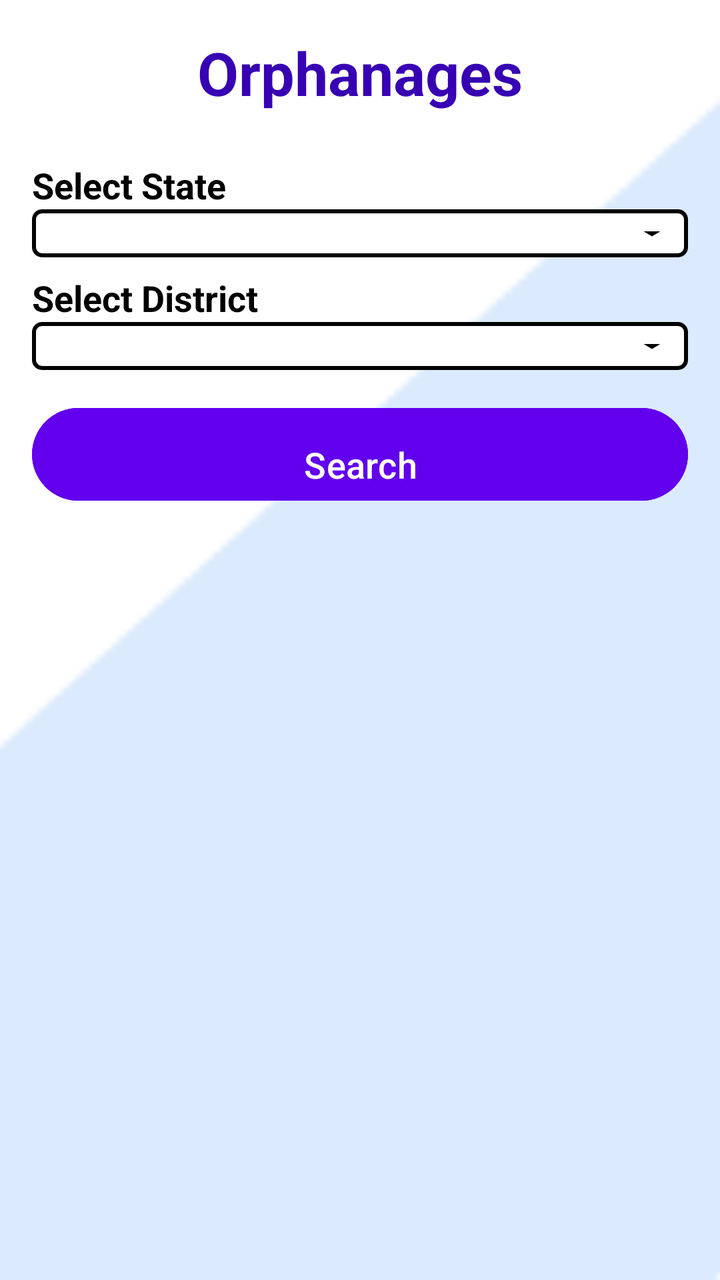
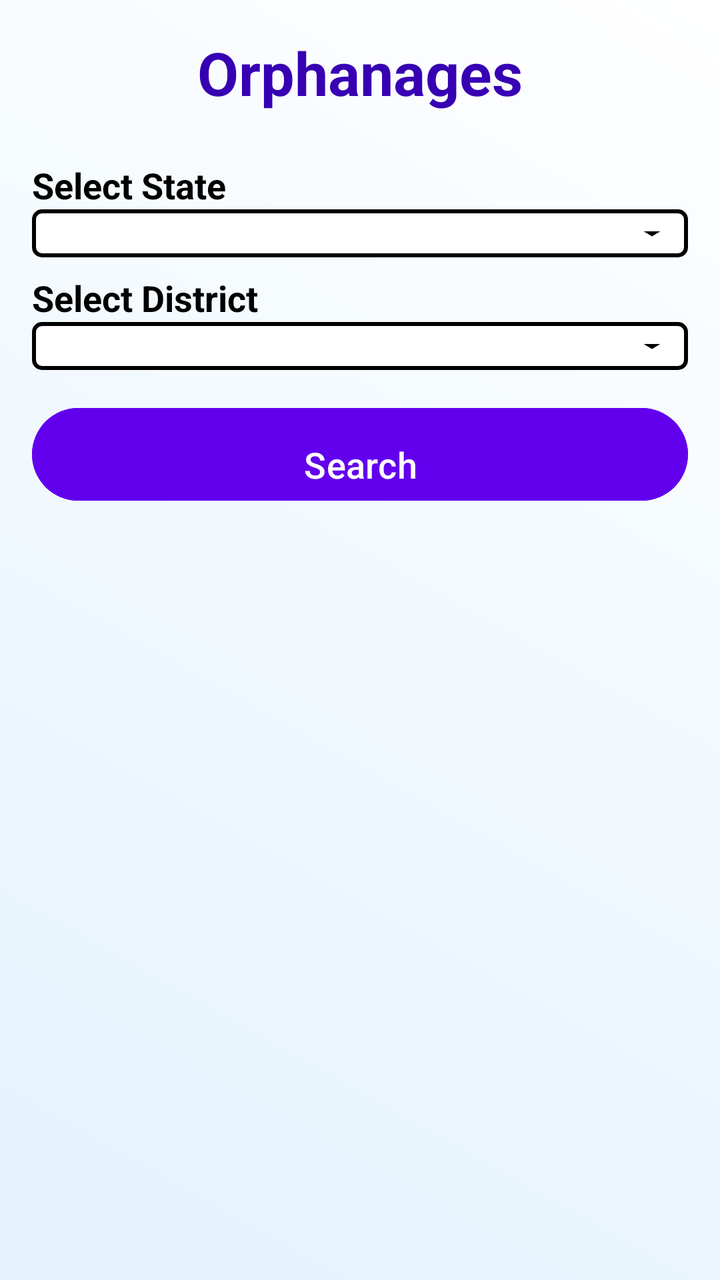

Screens rendered from an Android XML layout before and after an edit, with the pre-edit source and the edit as a unified diff.
<!-- AndroidManifest.xml: application theme Theme.Orphans -->
<!-- res/layout/fragment_orphanages.xml -->
<?xml version="1.0" encoding="utf-8"?>
<LinearLayout xmlns:android="http://schemas.android.com/apk/res/android"
    android:layout_width="match_parent"
    android:layout_height="match_parent"
    android:orientation="vertical"
    android:padding="16dp"
    android:background="@drawable/donor">

    <TextView
        android:id="@+id/textViewOrphanages"
        android:layout_width="wrap_content"
        android:layout_height="wrap_content"
        android:text="Orphanages"
        android:textSize="30sp"
        android:textStyle="bold"
        android:textColor="@color/colorPrimaryDark"
        android:layout_gravity="center"
        android:paddingBottom="16dp" />

    <TextView
        android:id="@+id/textViewState"
        android:layout_width="wrap_content"
        android:layout_height="wrap_content"
        android:text="Select State"
        android:textColor="@color/black"
        android:textStyle="bold"
        android:textSize="18sp"
        android:paddingTop="8dp" />

    <Spinner
        android:id="@+id/spinnerState"
        android:layout_width="match_parent"
        android:layout_height="wrap_content"
        android:paddingTop="8dp"
        android:background="@drawable/spinner_background"
        android:paddingBottom="16dp" />

    <TextView
        android:id="@+id/textViewDistrict"
        android:layout_width="wrap_content"
        android:layout_height="wrap_content"
        android:text="Select District"
        android:textColor="@color/black"
        android:textStyle="bold"
        android:textSize="18sp"
        android:paddingTop="8dp" />

    <Spinner
        android:id="@+id/spinnerDistrict"
        android:layout_width="match_parent"
        android:layout_height="wrap_content"
        android:background="@drawable/spinner_background"
        android:paddingTop="8dp"
        android:paddingBottom="16dp" />

    <Button
        android:id="@+id/buttonSearch"
        android:layout_width="match_parent"
        android:layout_height="wrap_content"
        android:text="Search"
        android:layout_marginTop="15dp"
        android:textAlignment="center"
        android:layout_gravity="center"
        android:backgroundTint="@color/colorPrimary"
        android:textSize="18sp"
        android:paddingTop="16dp" />

    <TextView
        android:id="@+id/textViewNoOrphanages"
        android:layout_width="wrap_content"
        android:layout_height="wrap_content"
        android:text="No orphanages found."
        android:visibility="gone"
        android:layout_gravity="center"
        android:textSize="18sp"
        android:paddingTop="16dp" />

    <androidx.recyclerview.widget.RecyclerView
        android:id="@+id/orphanageRecyclerView"
        android:layout_width="match_parent"
        android:layout_height="match_parent"
        android:layout_marginTop="16dp"
        android:visibility="gone" />

</LinearLayout>
<!-- resources referenced by this layout -->
<resources>
  <color name="black">#FF000000</color>
  <color name="colorPrimary">#6200EE</color>
  <color name="colorPrimaryDark">#3700B3</color>
  <!-- drawable donor: png bitmap (drawable, 863 bytes) -->
  <!-- drawable spinner_background (drawable) -->
  <?xml version="1.0" encoding="utf-8"?>
  <layer-list xmlns:android="http://schemas.android.com/apk/res/android">
  
      
      <item>
          <shape
              android:shape="rectangle">
              <solid android:color="@android:color/white"/>
              <stroke
                  android:width="2dp"
                  android:color="@color/black"/>
              <corners android:radius="4dp"/>
          </shape>
      </item>
  
      
      <item
          android:width="20dp"
          android:drawable="@drawable/spinner_arrow"
          android:gravity="end|center_vertical"
          android:right="8dp"/>
  
  </layer-list>
  <style name="Theme.Orphans" parent="Base.Theme.Orphans" />
  <!-- drawable spinner_arrow (drawable) -->
  <?xml version="1.0" encoding="utf-8"?>
  <vector xmlns:android="http://schemas.android.com/apk/res/android"
      android:width="12dp"
      android:height="12dp"
      android:viewportWidth="24"
      android:viewportHeight="24">
      <path
          android:fillColor="@color/black"
          android:pathData="M7 10l5 5 5-5z"/>
  </vector>
  <style name="Base.Theme.Orphans" parent="Theme.Material3.DayNight.NoActionBar">
          
          
      </style>
</resources>

<!-- the commit's change to res/layout/fragment_orphanages.xml (unified diff, before → after) -->
@@ -4,7 +4,7 @@
     android:layout_height="match_parent"
     android:orientation="vertical"
     android:padding="16dp"
-    android:background="@drawable/donor">
+    android:background="@drawable/bg_donor_gradient">
 
     <TextView
         android:id="@+id/textViewOrphanages"
<!-- resource entries referenced after the edit -->
@@ -3,7 +3,16 @@
   <color name="black">#FF000000</color>
   <color name="colorPrimary">#6200EE</color>
   <color name="colorPrimaryDark">#3700B3</color>
-  <!-- drawable donor: png bitmap (drawable, 863 bytes) -->
+  <!-- drawable bg_donor_gradient (drawable) -->
+  <?xml version="1.0" encoding="utf-8"?>
+  <shape xmlns:android="http://schemas.android.com/apk/res/android"
+      android:shape="rectangle">
+      <gradient
+          android:startColor="#E3F2FD"
+          android:endColor="#FFFFFF"
+          android:angle="45"
+          android:type="linear" />
+  </shape>
   <!-- drawable spinner_background (drawable) -->
   <?xml version="1.0" encoding="utf-8"?>
   <layer-list xmlns:android="http://schemas.android.com/apk/res/android">
